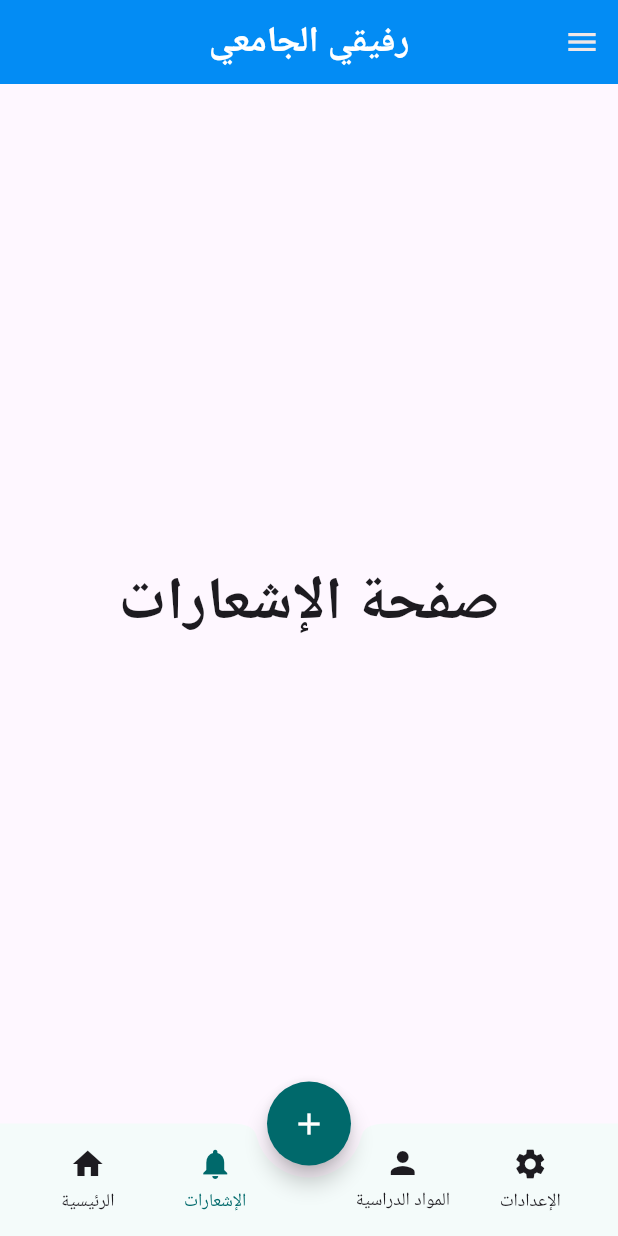
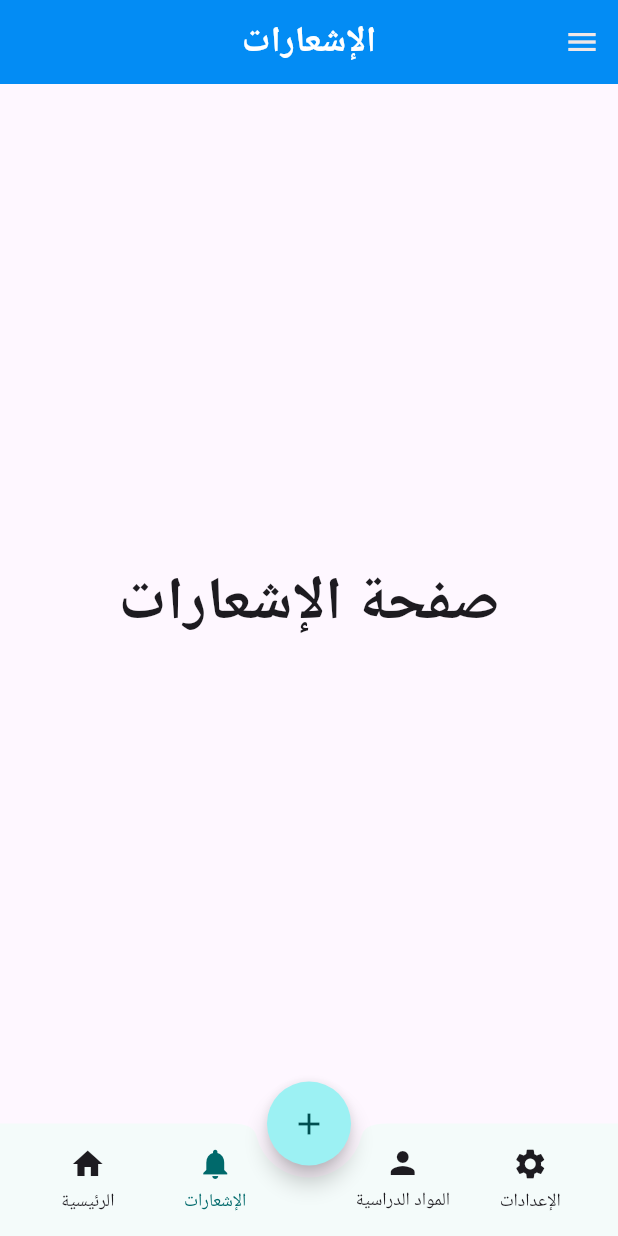
Before and after one commit to EngAlaaJahaf/rafiqi-university, a Flutter app: the screen it shows after launch, after a tap on "دخــول", after a tap on "الإشعارات", on a phone screen of 412 x 824 dp. Run offline on Flutter 3.47's test engine with Material 3 defaults, Android fonts, the phone set to English and light mode, and no system bars; our stand-ins replace animated_notch_bottom_bar, get, shared_preferences, sqflite; accounts and stored records are empty; network calls fail.

```diff
--- a/lib/layout/custom_bottom_nav_bar.dart
+++ b/lib/layout/custom_bottom_nav_bar.dart
@@ -31,6 +31,7 @@ class CustomBottomNavBar extends StatelessWidget {
           const SizedBox(width: 40), // مسافة للزر العائم
           _buildNavItem(context, Icons.person, 'المواد الدراسية', 2),
           _buildNavItem(context, Icons.settings, 'الإعدادات', 3),
+          // _buildNavItem(context, Icons.settings, 'إضافة البيانات الأساسية',4),
         ],
       ),
     );
--- a/lib/layout/main_layout.dart
+++ b/lib/layout/main_layout.dart
@@ -5,6 +5,7 @@ import 'package:flutter/material.dart';
 // 1. استورد فقط الـ Widgets التي تحتاجها (القوائم والشاشات)
 import 'package:rafiqi_university/layout/app_drawer.dart';
 import 'package:rafiqi_university/layout/custom_bottom_nav_bar.dart';
+import 'package:rafiqi_university/modules/admin/add_lecture_page.dart';
 
 // استورد الشاشات التي سيتم عرضها
 import 'package:rafiqi_university/modules/home/home_screen.dart';
@@ -16,8 +17,6 @@ import 'package:rafiqi_university/modules/admin/view_subjects_screen.dart';
 // 2. تم تصحيح اسم الكلاس
 class MainLayoutWidget extends StatefulWidget {
   final VoidCallback toggleTheme;
-
-  // 3. تم تصحيح المُنشئ (constructor)
   const MainLayoutWidget({super.key, required this.toggleTheme});
 
   @override
@@ -25,37 +24,51 @@ class MainLayoutWidget extends StatefulWidget {
 }
 
 class _MainLayoutWidgetState extends State<MainLayoutWidget> {
-  int _currentIndex = 0;
-  late final List<Widget> _screens;
-late final List<String> _titles;
+  // ✨ هذا هو مصدر الحقيقة الوحيد للشاشة المعروضة
+  Widget _currentScreen;
+  String _currentTitle = 'الرئيسية';
+
+  // ✨ هذا المتغير يتتبع فقط العنصر النشط في القائمة السفلية
+  int _bottomNavIndex = 0;
+
+  late final List<Widget> _mainScreens;
+  late final List<String> _mainTitles;
+
+  // تهيئة أولية
+  _MainLayoutWidgetState() : _currentScreen = Container();
+
   @override
   void initState() {
     super.initState();
 
-    // 4. تم تصحيح قائمة الشاشات
-    // الصفحات الداخلية لا تحتاج إلى context أو currentIndex
-    _screens = [
+    _mainScreens = [
       HomeScreen(toggleTheme: widget.toggleTheme),
       NotificationsScreen(toggleTheme: widget.toggleTheme),
-      ViewSubjectsScreen(toggleTheme: widget.toggleTheme),
+      ProfileScreen(toggleTheme: widget.toggleTheme),
       SettingsScreen(toggleTheme: widget.toggleTheme),
+    ];
+    _mainTitles = ['الرئيسية', 'الإشعارات', 'الملف الشخصي', 'الإعدادات'];
 
-    ];
-    _titles = [
-     'الرئيسية',
-     'الإشعارات',
-     'المواد الدراسية',
-     'الإعدادات',
-    ];
+    // ابدأ بالشاشة الرئيسية
+    _currentScreen = _mainScreens[0];
   }
 
-  // 5. تم إرجاع الدالة المسؤولة عن تحديث الحالة
-  void _onItemTapped(int index) {
-    // لا تقم بإعادة بناء الواجهة إذا كانت الصفحة هي نفسها
-    if (_currentIndex == index) return;
+  // دالة يتم استدعاؤها من القائمة السفلية والجانبية (للعناصر الرئيسية)
+  void _navigateToMainScreen(int index) {
+    setState(() {
+      _bottomNavIndex = index;
+      _currentScreen = _mainScreens[index];
+      _currentTitle = _mainTitles[index];
+    });
+  }
 
+  // دالة يتم استدعاؤها من القائمة الجانبية (للعناصر الثانوية)
+  void _navigateToSecondaryScreen(Widget screen, String title) {
     setState(() {
-      _currentIndex = index;
+      // ✨ أهم سطر: قم بتعيين -1 ليعرف شريط التنقل السفلي أنه لا يوجد عنصر نشط
+      _bottomNavIndex = -1;
+      _currentScreen = screen;
+      _currentTitle = title;
     });
   }
 
@@ -65,32 +78,32 @@ late final List<String> _titles;
 
     return Scaffold(
       appBar: AppBar(
-        title:  Text(_titles[_currentIndex]) ,
+        title: Text(_currentTitle),
         centerTitle: true,
       ),
 
       endDrawer: AppDrawer(
-        currentIndex: _currentIndex,
-        onItemTapped: _onItemTapped, toggleTheme: widget.toggleTheme,
+        // مرر الـ index الخاص بالقائمة السفلية
+        bottomNavIndex: _bottomNavIndex,
+        onMainNavigate: _navigateToMainScreen,
+        onSecondaryNavigate: _navigateToSecondaryScreen,
+        toggleTheme: widget.toggleTheme, currentIndex: _bottomNavIndex, onItemTapped: (_currentScreen ) {  },
       ),
 
-      body: _screens[_currentIndex],
+      // ✨ دائمًا يعرض الشاشة الحالية
+      body: _currentScreen,
 
       floatingActionButton: FloatingActionButton(
+        child: Icon(Icons.add),
         shape: const CircleBorder(),
-        onPressed: () {
-          // يمكنك إضافة وظيفة هنا
-        },
-        backgroundColor: theme.colorScheme.primary,
-        foregroundColor: theme.colorScheme.onPrimary,
-        child: const Icon(Icons.add),
+        onPressed: () { print('object'); },/* ... */
       ),
       floatingActionButtonLocation: FloatingActionButtonLocation.centerDocked,
 
-      // 6. تم تصحيح طريقة استدعاء شريط التنقل السفلي
       bottomNavigationBar: CustomBottomNavBar(
-        currentIndex: _currentIndex,
-        onItemTapped: _onItemTapped,
+        // مرر الـ index الخاص بالقائمة السفلية
+        currentIndex: _bottomNavIndex,
+        onItemTapped: _navigateToMainScreen,
       ),
     );
   }
--- a/lib/layout/mainlayoutwidget.dart
+++ b/lib/layout/mainlayoutwidget.dart
@@ -1,86 +1,88 @@
-import 'package:flutter/material.dart';
-import 'package:rafiqi_university/layout/custom_bottom_nav_bar.dart';
-import 'package:rafiqi_university/layout/app_drawer.dart';
+// import 'package:flutter/material.dart';
 // import 'package:rafiqi_university/layout/custom_bottom_nav_bar.dart';
+// import 'package:rafiqi_university/layout/app_drawer.dart';
+// import 'package:rafiqi_university/modules/admin/add_lecture_page.dart';
+// // import 'package:rafiqi_university/layout/custom_bottom_nav_bar.dart';
 
-// ... استورد كل شاشاتك هنا
-import 'package:rafiqi_university/modules/home/home_screen.dart';
-import 'package:rafiqi_university/modules/dashboard/notifications_screen.dart';
-import 'package:rafiqi_university/modules/dashboard/profile_screen.dart';
-import 'package:rafiqi_university/modules/dashboard/settings_screen.dart';
-import 'package:rafiqi_university/modules/admin/view_subjects_screen.dart';
+// // ... استورد كل شاشاتك هنا
+// import 'package:rafiqi_university/modules/home/home_screen.dart';
+// import 'package:rafiqi_university/modules/dashboard/notifications_screen.dart';
+// import 'package:rafiqi_university/modules/dashboard/profile_screen.dart';
+// import 'package:rafiqi_university/modules/dashboard/settings_screen.dart';
+// import 'package:rafiqi_university/modules/admin/view_subjects_screen.dart';
 
-class MainLayoutWidget extends StatefulWidget {
-  final VoidCallback toggleTheme;
-  const MainLayoutWidget( {super.key, required this.toggleTheme, });
+// class MainLayoutWidget extends StatefulWidget {
+//   final VoidCallback toggleTheme;
+//   const MainLayoutWidget( {super.key, required this.toggleTheme, });
 
-  @override
-  State<MainLayoutWidget> createState() => _MainLayoutWidgetState();
-}
+//   @override
+//   State<MainLayoutWidget> createState() => _MainLayoutWidgetState();
+// }
 
-class _MainLayoutWidgetState extends State<MainLayoutWidget> {
-  // ✨ 1. هذا هو المصدر الوحيد للحقيقة (Single Source of Truth)
-  int _currentIndex = 0;
+// class _MainLayoutWidgetState extends State<MainLayoutWidget> {
+//   // ✨ 1. هذا هو المصدر الوحيد للحقيقة (Single Source of Truth)
+//   int _currentIndex = 0;
 
-  late final List<Widget> _screens;
+//   late final List<Widget> _screens;
 
-  @override
-  void initState() {
-    super.initState();
-    _screens = [
-      HomeScreen(toggleTheme: widget.toggleTheme,),
-      NotificationsScreen(toggleTheme: widget.toggleTheme),
-      ViewSubjectsScreen(toggleTheme: widget.toggleTheme),
-      SettingsScreen(toggleTheme: widget.toggleTheme),
-    ];
-  }
+//   @override
+//   void initState() {
+//     super.initState();
+//     _screens = [
+//       HomeScreen(toggleTheme: widget.toggleTheme,),
+//       NotificationsScreen(toggleTheme: widget.toggleTheme),
+//       ViewSubjectsScreen(toggleTheme: widget.toggleTheme),
+//       SettingsScreen(toggleTheme: widget.toggleTheme),
+//       AddLecturePage(toggleTheme: widget.toggleTheme),
+//     ];
+//   }
 
-  // ✨ 2. دالة مركزية لتحديث الحالة، سيتم استدعاؤها من كل القوائم
-  void _onItemTapped(int index) {
-    // التأكد من أننا لا نعيد بناء الواجهة إذا كانت الصفحة هي نفسها
-    if (_currentIndex == index) return;
+//   // ✨ 2. دالة مركزية لتحديث الحالة، سيتم استدعاؤها من كل القوائم
+//   void _onItemTapped(int index) {
+//     // التأكد من أننا لا نعيد بناء الواجهة إذا كانت الصفحة هي نفسها
+//     if (_currentIndex == index) return;
 
-    setState(() {
-      _currentIndex = index;
-    });
-  }
+//     setState(() {
+//       _currentIndex = index;
+//     });
+//   }
 
-  @override
-  Widget build(BuildContext context,
-    ) {
-    final theme = Theme.of(context);
+//   @override
+//   Widget build(BuildContext context,
+//     ) {
+//     final theme = Theme.of(context);
 
-    return Scaffold(
-      // 3. AppBar بسيط يضيف أيقونة القائمة تلقائياً
-      appBar: AppBar(
-        title: const Text('رفيقي الجامعي'),
-        centerTitle: true,
-      ),
+//     return Scaffold(
+//       // 3. AppBar بسيط يضيف أيقونة القائمة تلقائياً
+//       appBar: AppBar(
+//         title: const Text('رفيقي الجامعي'),
+//         centerTitle: true,
+//       ),
 
-      // 4. تمرير الدالة إلى القائمة الجانبية
-      endDrawer: AppDrawer(
-        currentIndex: _currentIndex, // مرر الـ index الحالي
-        onItemTapped: _onItemTapped, toggleTheme:widget.toggleTheme,
-      ),
+//       // 4. تمرير الدالة إلى القائمة الجانبية
+//       endDrawer: AppDrawer(
+//         currentIndex: _currentIndex, // مرر الـ index الحالي
+//         onItemTapped: _onItemTapped, toggleTheme:widget.toggleTheme,
+//       ),
 
-      // 5. عرض الشاشة بناءً على الحالة المركزية
-      body: _screens[_currentIndex],
+//       // 5. عرض الشاشة بناءً على الحالة المركزية
+//       body: _screens[_currentIndex],
 
-      // 6. الزر العائم
-      floatingActionButton: FloatingActionButton(
-        shape: const CircleBorder(),
-        onPressed: () { /* ... */ },
-        backgroundColor: theme.colorScheme.primary,
-        foregroundColor: theme.colorScheme.onPrimary,
-        child: const Icon(Icons.add),
-      ),
-      floatingActionButtonLocation: FloatingActionButtonLocation.centerDocked,
+//       // 6. الزر العائم
+//       floatingActionButton: FloatingActionButton(
+//         shape: const CircleBorder(),
+//         onPressed: () { /* ... */ },
+//         backgroundColor: theme.colorScheme.primary,
+//         foregroundColor: theme.colorScheme.onPrimary,
+//         child: const Icon(Icons.add),
+//       ),
+//       floatingActionButtonLocation: FloatingActionButtonLocation.centerDocked,
 
-      // 7. تمرير الحالة والدالة إلى القائمة السفلية
-      bottomNavigationBar: CustomBottomNavBar(
-        currentIndex: _currentIndex,
-        onItemTapped: _onItemTapped,
-      ),
-    );
-  }
-}
+//       // 7. تمرير الحالة والدالة إلى القائمة السفلية
+//       bottomNavigationBar: CustomBottomNavBar(
+//         currentIndex: _currentIndex,
+//         onItemTapped: _onItemTapped,
+//       ),
+//     );
+//   }
+// }
--- a/lib/modules/admin/add_lecture_page.dart
+++ b/lib/modules/admin/add_lecture_page.dart
@@ -6,7 +6,7 @@ import 'package:rafiqi_university/model/repository/subjects_repository.dart';
 import 'package:rafiqi_university/shared/components/reusable_form_dialog.dart';
 
 class AddLecturePage extends StatefulWidget {
-  const AddLecturePage({super.key});
+  const AddLecturePage({super.key, required VoidCallback toggleTheme});
 
   @override
   State<AddLecturePage> createState() => _AddLecturePageState();
@@ -26,7 +26,7 @@ class _AddLecturePageState extends State<AddLecturePage> {
     // تحميل البيانات عند بدء تشغيل الصفحة
     _lecturesFuture = LecturesRepository.instance.getAll(); // نفترض وجود دالة getAll في الـ repo
     // _subjectsFuture = _subjectsRepo.getAll();
-
+    _subjectsFuture = SubjectsRepository.instance.getAll();
   }
 
   // دالة لفتح نافذة إضافة محاضرة جديدة
@@ -48,7 +48,7 @@ class _AddLecturePageState extends State<AddLecturePage> {
         label: 'تاريخ المحاضرة',
         // ملاحظة: هنا يجب استخدام منتقي تاريخ حقيقي، لكن للتبسيط سنستخدم حقل نصي
         // يمكنك لاحقًا تطوير ReusableFormDialog لدعم DatePicker
-        type: FormFieldType.text,
+        type: FormFieldType.DatePicker,
         validator: (value) => (value == null || value.isEmpty) ? 'الرجاء إدخال التاريخ' : null,
       ),
       FormFieldConfig(
--- a/lib/modules/admin/view_subjects_screen.dart
+++ b/lib/modules/admin/view_subjects_screen.dart
@@ -75,6 +75,7 @@ class _ViewSubjectsScreenState extends State<ViewSubjectsScreen> {
         },
       ),
       floatingActionButton: FloatingActionButton(
+        shape: const CircleBorder(),
         onPressed: () => showAddSubjectDialog(),
         child: const Icon(Icons.add),
       ),
--- a/lib/modules/login/login_screen.dart
+++ b/lib/modules/login/login_screen.dart
@@ -1,6 +1,7 @@
 import 'package:flutter/material.dart';
 import 'package:get/get.dart';
 import 'package:get/get_core/src/get_main.dart';
+import 'package:rafiqi_university/layout/main_layout.dart';
 import 'package:rafiqi_university/layout/mainlayoutwidget.dart';
 import 'package:rafiqi_university/modules/login/login_controller.dart';
 import 'package:rafiqi_university/modules/login/signin.dart';
--- a/lib/modules/login/signin.dart
+++ b/lib/modules/login/signin.dart
@@ -1,4 +1,5 @@
 import 'package:flutter/material.dart';
+import 'package:rafiqi_university/layout/main_layout.dart';
 import 'package:rafiqi_university/layout/mainlayoutwidget.dart';
 import 'package:rafiqi_university/services/json_file.dart';
 
--- a/lib/shared/components/reusable_form_dialog.dart
+++ b/lib/shared/components/reusable_form_dialog.dart
@@ -1,7 +1,7 @@
 import 'package:flutter/material.dart';
 
 // 1. تعريف أنواع الحقول المتاحة
-enum FormFieldType { text, number, date, time, dropdown }
+enum FormFieldType { text, number, date, time, dropdown, DatePicker }
 
 // 2. كلاس لتمثيل كل عنصر في القائمة المنسدلة
 class DropdownOption {
```
Also changed, not shown: lib/layout/app_drawer.dart (+21 -5 lines), lib/model/lect_type.dart (added, +21 -0 lines), lib/model/repository/lecture_type_repository .dart (added, +48 -0 lines), lib/modules/admin/add_lecture_type_page.dart (+106 -0 lines), lib/modules/room_classes/add_assignments.dart (deleted), lib/modules/room_classes/add_exams.dart (deleted), lib/modules/room_classes/add_lectures.dart (deleted).
